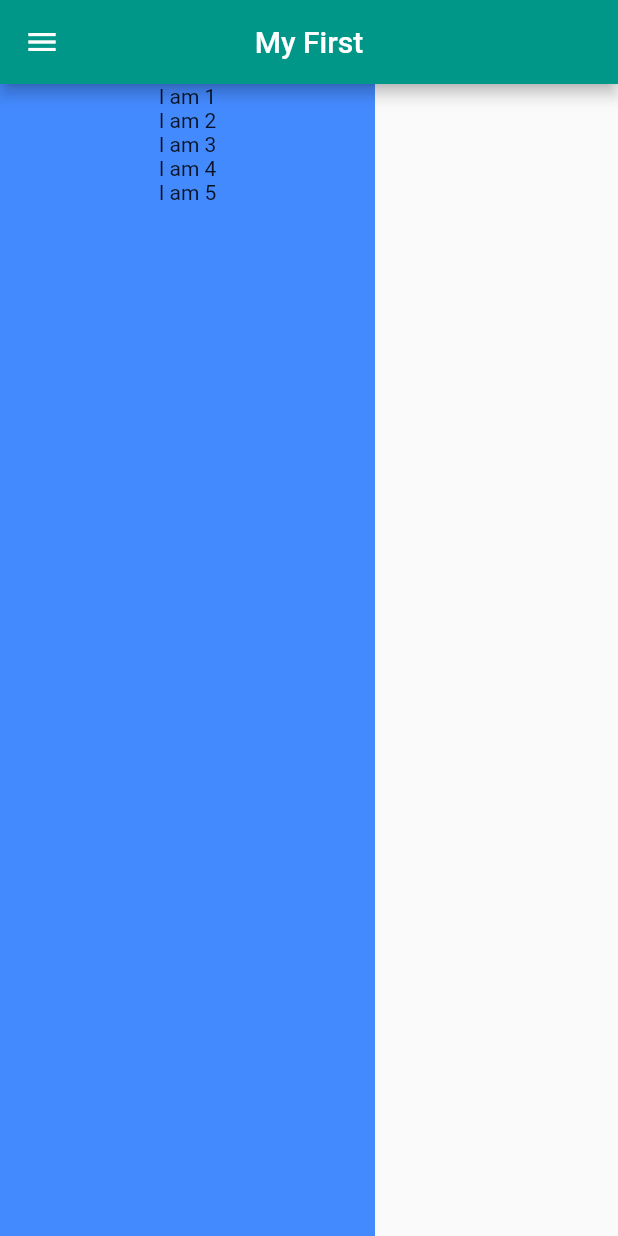
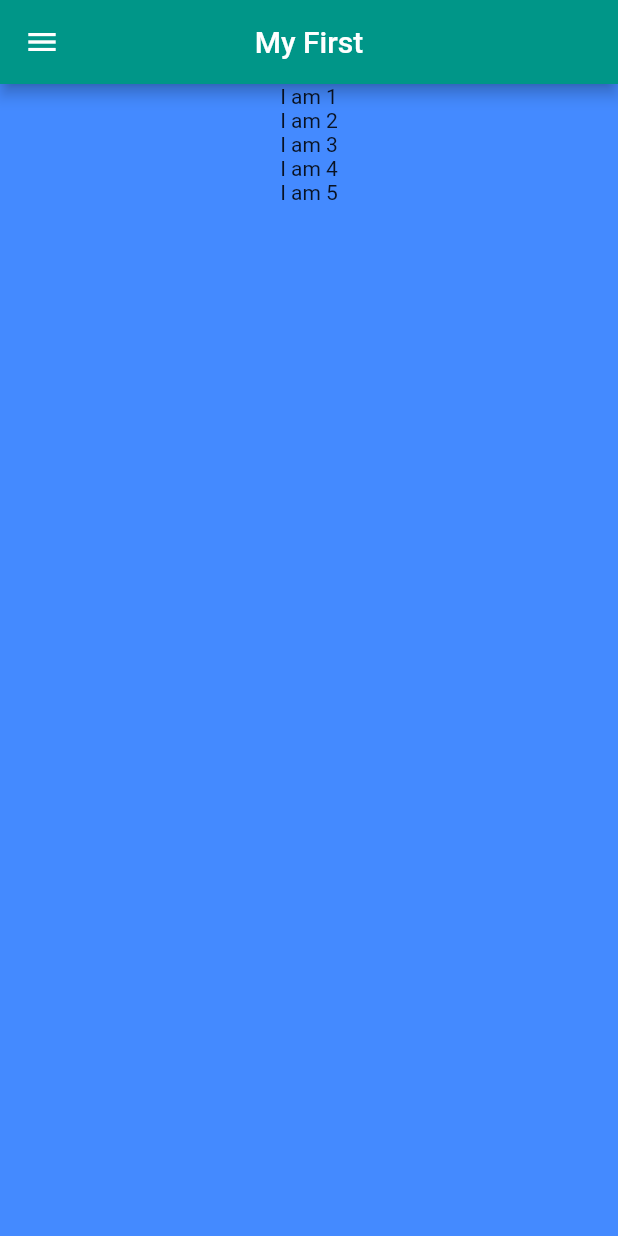
Before and after one commit to Mohammedazzam/my_first_flutter_app, a Flutter app: the screen it shows after launch, on a phone screen of 412 x 824 dp. Run offline on Flutter 3.47's test engine with Material 2 defaults, Android fonts, the phone set to English and light mode, and no system bars.

Commit message:
2.9(هيك أنا أخذت العرض الحقيقي للشاشة)

```diff
--- a/lib/main.dart
+++ b/lib/main.dart
@@ -32,7 +32,8 @@ class _MyHomePageState extends State<MyHomePage> {
         title: Text("My First"),
       ),
       body: Container(
-        width: 250,
+//        width: 250,
+        width: MediaQuery.of(context).size.width,//هيك أنا أخذت العرض الحقيقي للشاشة
         color: Colors.blueAccent,
         child: Column(
           children: <Widget>[
```
